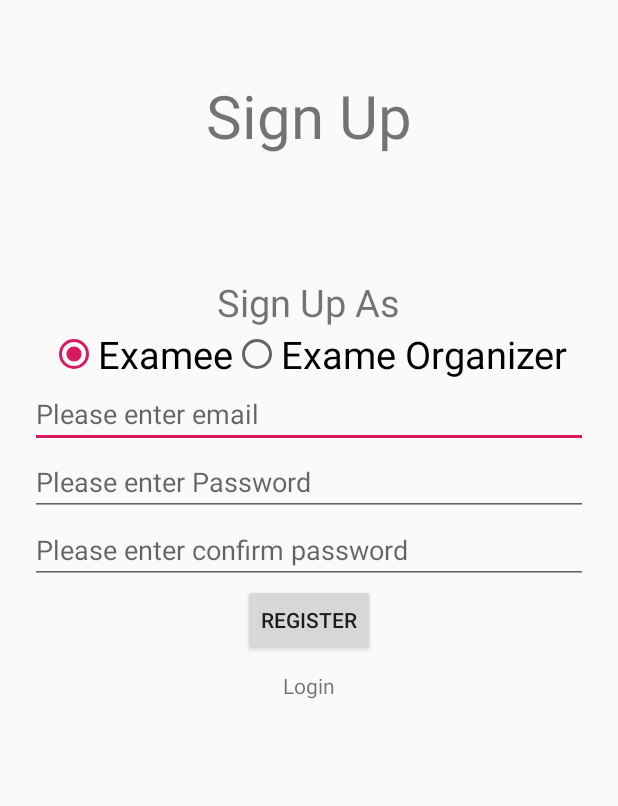
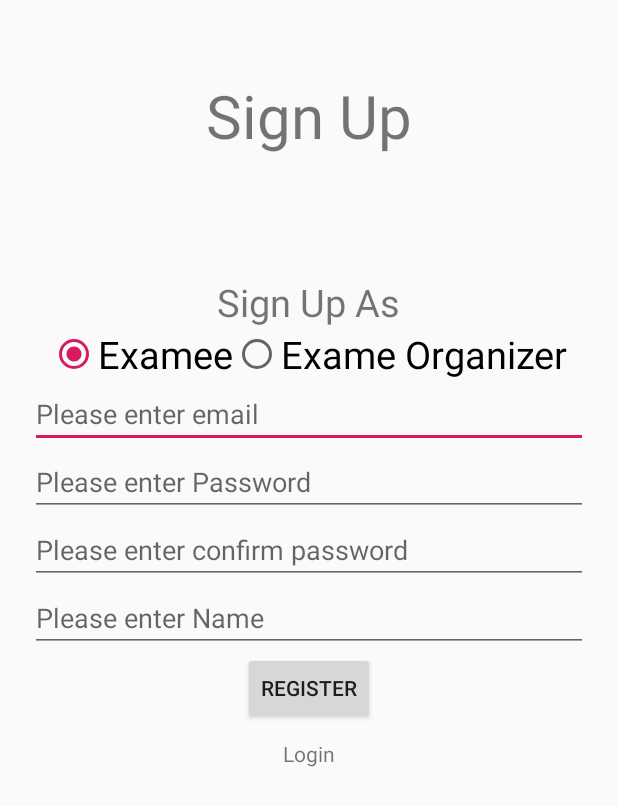
Before and after one commit to yash-jp/Examination_Portal, an Android app: the SignUpActivity screen opened directly, with no data from a screen before it, after a tap on "Examee", on a phone screen of 412 x 824 dp. Shown: the top 806 px of the screen. Run offline under Robolectric (Android 15) with nearby library versions, the phone set to English and light mode, and no system bars; our stand-ins replace Volley; network calls fail.

Commit message:
working Login and SignUp operation with mysql local database

```diff
--- a/app/src/main/res/layout/activity_sign_up.xml
+++ b/app/src/main/res/layout/activity_sign_up.xml
@@ -5,6 +5,14 @@
     android:layout_width="match_parent"
     android:layout_height="match_parent"
     tools:context=".SignUpActivity">
+
+    <ProgressBar
+        android:id="@+id/loading"
+        android:layout_width="wrap_content"
+        android:layout_height="wrap_content"
+        android:layout_centerHorizontal="true"
+        android:layout_marginTop="500dp"
+        android:visibility="gone"/>
 
     <TextView
         android:layout_width="wrap_content"
@@ -81,7 +89,7 @@
     <EditText
         android:layout_width="match_parent"
         android:layout_height="wrap_content"
-        android:hint="Please enter Organization Name"
+        android:hint="Please enter Name"
         android:layout_below="@+id/saetConfirmPassword"
         android:layout_marginHorizontal="20sp"
         android:inputType="textPassword"
@@ -95,6 +103,8 @@
         android:layout_centerHorizontal="true"
         android:text="Register"></Button>
 
+
+
     <TextView
         android:layout_width="wrap_content"
         android:layout_height="wrap_content"
```
Also changed, not shown: app/src/main/java/com/example/examination_portal/LoginActivity.java (+15 -13 lines), app/src/main/java/com/example/examination_portal/SignUpActivity.java (+72 -8 lines).
